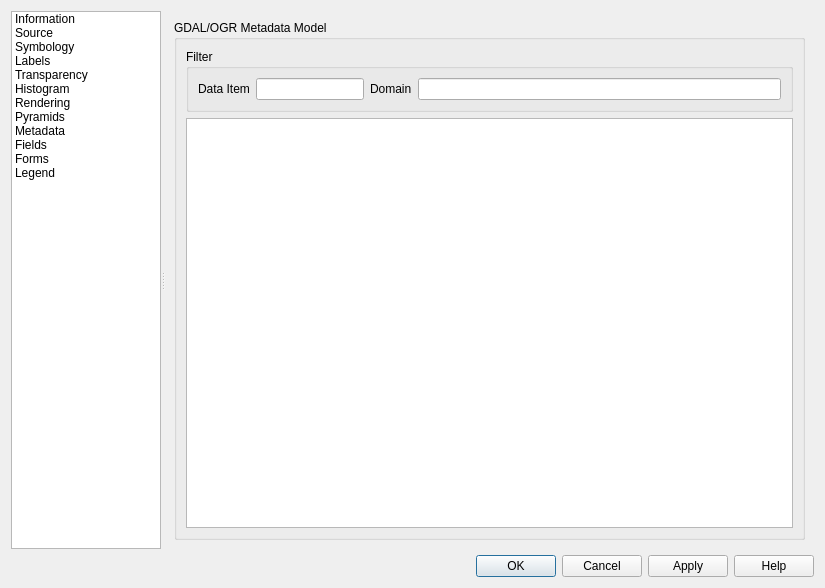
First picture: the form in qps/ui/layerpropertiesdialog.ui, repository EnMAP-Box/qgispluginsupport, before the edit.
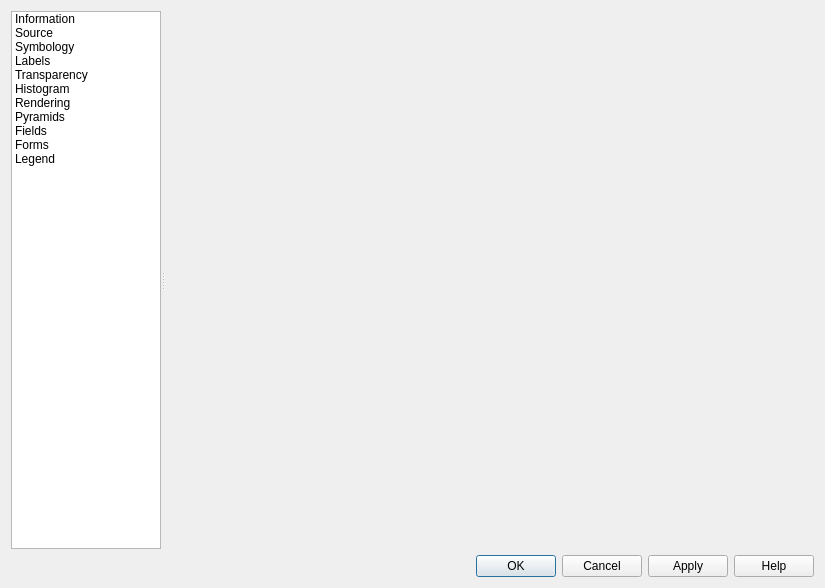
Second picture: the form after the edit. The open tabs and pages were chosen to show the change. Icons and pictures are not drawn. Custom widgets are drawn as their Qt base class.

Commit message: replaces uic.loadUi calls with qps.utils.loadUi added rasterbandconfigwidget.ui removed rasterlayerpropertiesdialog.ui, vectorlayerpropertiesdialog.ui (both replaced by layerpropertiesdialog.ui)

Patch:
```diff
--- a/qps/ui/layerpropertiesdialog.ui
+++ b/qps/ui/layerpropertiesdialog.ui
@@ -171,15 +171,6 @@
             <normaloff>:/images/themes/default/propertyicons/pyramids.svg</normaloff>:/images/themes/default/propertyicons/pyramids.svg</iconset>
           </property>
          </item>
-         <item>
-          <property name="text">
-           <string>Metadata</string>
-          </property>
-          <property name="icon">
-           <iconset resource="../../../../QGIS/images/images.qrc">
-            <normaloff>:/images/themes/default/propertyicons/editmetadata.svg</normaloff>:/images/themes/default/propertyicons/editmetadata.svg</iconset>
-          </property>
-         </item>
          <item>
           <property name="text">
            <string>Fields</string>
@@ -483,68 +474,6 @@
            </item>
           </layout>
          </widget>
-         <widget class="QWidget" name="pageMetadata">
-          <layout class="QVBoxLayout" name="verticalLayout_21">
-           <item>
-            <widget class="QGroupBox" name="gbMetadata">
-             <property name="title">
-              <string>GDAL/OGR Metadata Model</string>
-             </property>
-             <layout class="QVBoxLayout" name="verticalLayout_22">
-              <item>
-               <widget class="QgsCollapsibleGroupBox" name="mGroupBox">
-                <property name="minimumSize">
-                 <size>
-                  <width>0</width>
-                  <height>50</height>
-                 </size>
-                </property>
-                <property name="title">
-                 <string>Filter</string>
-                </property>
-                <layout class="QHBoxLayout" name="horizontalLayout_2">
-                 <item>
-                  <widget class="QLabel" name="label_5">
-                   <property name="text">
-                    <string>Data Item</string>
-                   </property>
-                  </widget>
-                 </item>
-                 <item>
-                  <widget class="QLineEdit" name="tbMetadataItemFilter"/>
-                 </item>
-                 <item>
-                  <widget class="QLabel" name="label_4">
-                   <property name="text">
-                    <string>Domain</string>
-                   </property>
-                  </widget>
-                 </item>
-                 <item>
-                  <widget class="QLineEdit" name="tbMetadataDomainFilter">
-                   <property name="sizePolicy">
-                    <sizepolicy hsizetype="Preferred" vsizetype="Fixed">
-                     <horstretch>1</horstretch>
-                     <verstretch>0</verstretch>
-                    </sizepolicy>
-                   </property>
-                  </widget>
-                 </item>
-                </layout>
-               </widget>
-              </item>
-              <item>
-               <widget class="QTreeView" name="tvMetadata">
-                <property name="sortingEnabled">
-                 <bool>true</bool>
-                </property>
-               </widget>
-              </item>
-             </layout>
-            </widget>
-           </item>
-          </layout>
-         </widget>
          <widget class="QWidget" name="pageFields">
           <layout class="QVBoxLayout" name="verticalLayout_15">
            <property name="leftMargin">
```
Left out of the diff: 10 changed lines with no effect on the pictures. The commit also changes 12 other files.
